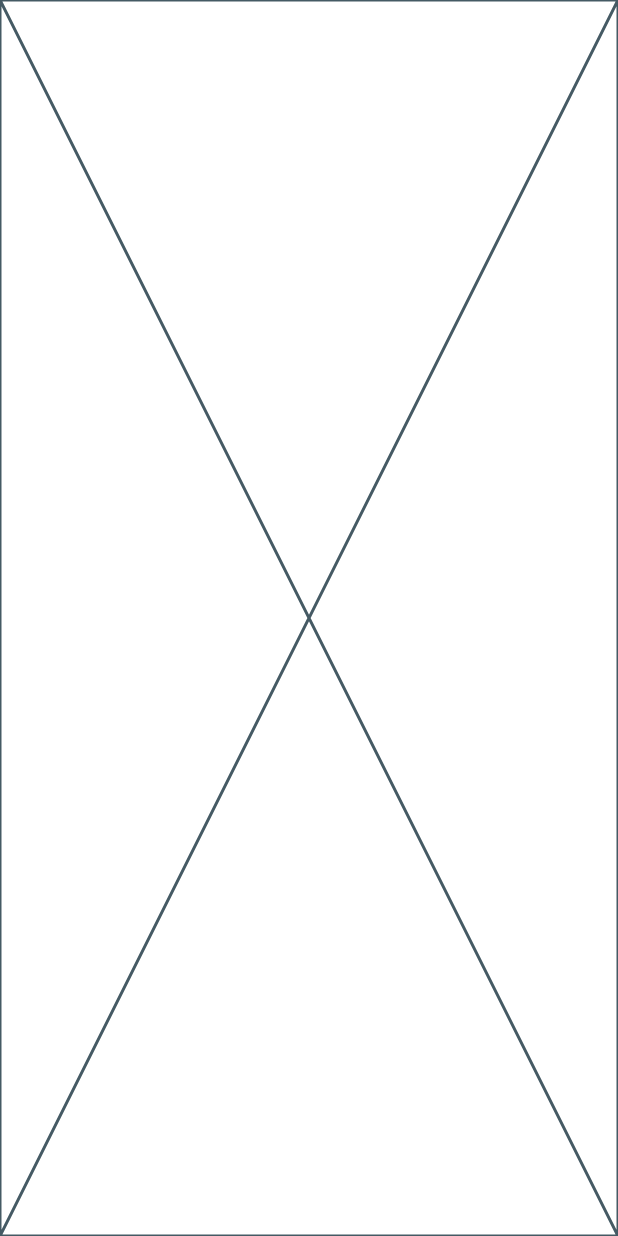
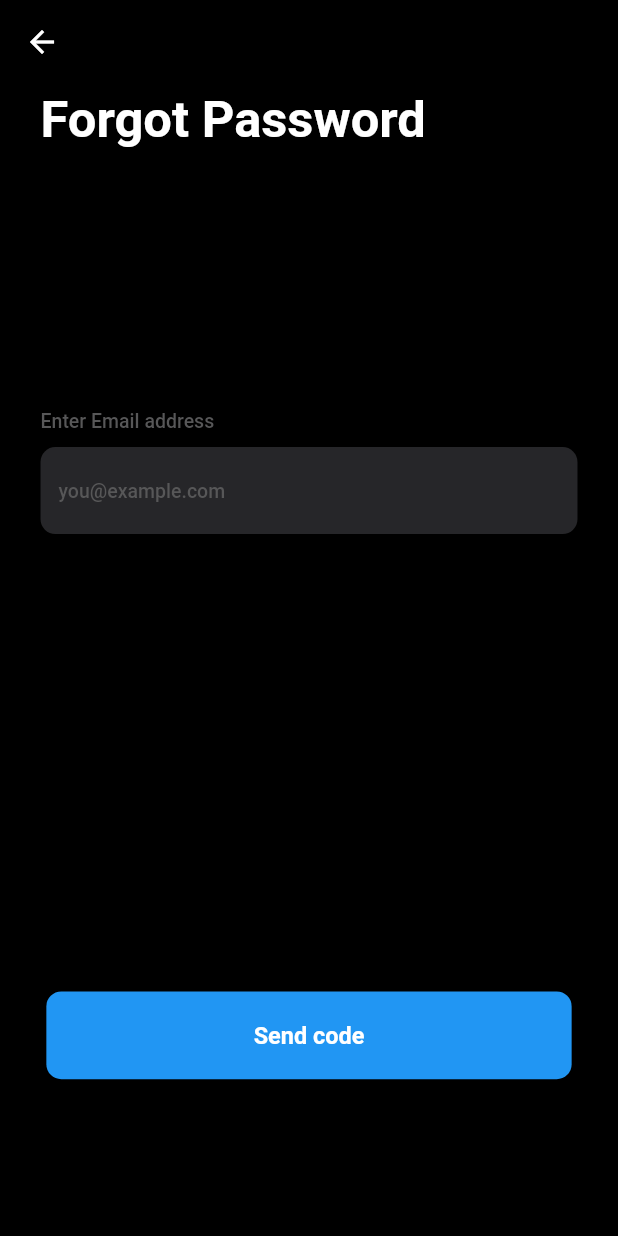
Before and after one commit to erkinov-2003/note_app, a Flutter app: the screen it shows after launch, on a phone screen of 412 x 824 dp. Run offline on Flutter 3.47's test engine with Material 2 defaults, Android fonts, the phone set to English and light mode, and no system bars.

Commit message:
forgot full

```diff
--- a/lib/src/common/widget/app.dart
+++ b/lib/src/common/widget/app.dart
@@ -1,10 +1,15 @@
 import 'package:flutter/material.dart';
+
+import '../../features/forgot_password/widget/forgot.dart';
 
 class App extends StatelessWidget {
   const App({super.key});
 
   @override
   Widget build(BuildContext context) {
-    return const Placeholder();
+    return const MaterialApp(
+      debugShowCheckedModeBanner: false,
+      home: Forgot(),
+    );
   }
 }
--- /dev/null
+++ b/lib/src/features/forgot_password/model/text_feild.dart
@@ -0,0 +1,62 @@
+import 'package:flutter/material.dart';
+
+class TextEdit extends StatelessWidget {
+  final String? Function(String? value) validateEmail;
+  final String value;
+  final bool isPassword;
+  final bool isRead;
+
+  const TextEdit({
+    Key? key,
+    required this.validateEmail,
+    required this.value,
+    required this.isPassword,
+    required this.isRead,
+  }) : super(key: key);
+
+  @override
+  Widget build(BuildContext context) {
+    FocusNode focusNode=FocusNode();
+    return TextFormField(
+      focusNode: focusNode,
+      readOnly: isRead,
+      onTapOutside: (event) => focusNode.unfocus(),
+      textInputAction: TextInputAction.send,
+      style: const TextStyle(
+        fontSize: 15,
+        fontWeight: FontWeight.w500,
+        color: Colors.white,
+      ),
+      validator: isRead?null:validateEmail,
+      decoration: InputDecoration(
+        hintText: value,
+        hintStyle: const TextStyle(
+          fontSize: 13,
+          fontWeight: FontWeight.w500,
+          color: Color(0xFF575758),
+        ),
+        filled: true,
+        fillColor: const Color(0xFFF262629),
+        enabledBorder: OutlineInputBorder(
+          borderSide: BorderSide.none,
+          borderRadius: BorderRadius.circular(10),
+        ),
+        focusedBorder: OutlineInputBorder(
+          borderRadius: BorderRadius.circular(10),
+        ),
+        errorBorder: OutlineInputBorder(
+          borderSide: const BorderSide(
+            color: Colors.red,
+          ),
+          borderRadius: BorderRadius.circular(10),
+        ),
+        focusedErrorBorder: OutlineInputBorder(
+          borderSide: const BorderSide(
+            color: Colors.red,
+          ),
+          borderRadius: BorderRadius.circular(10),
+        ),
+      ),
+    );
+  }
+}
--- /dev/null
+++ b/lib/src/features/forgot_password/widget/forgot.dart
@@ -0,0 +1,147 @@
+import 'package:flutter/material.dart';
+
+import '../model/text_feild.dart';
+import 'chenge_password.dart';
+
+class Forgot extends StatefulWidget {
+  const Forgot({Key? key}) : super(key: key);
+
+  @override
+  State<Forgot> createState() => _ForgotState();
+}
+
+class _ForgotState extends State<Forgot> {
+  late String email;
+
+  String? validateEmail(String? value) {
+    if (value == null) {
+      return "Emailda kamida bitta harf bo'lishi kerak";
+    }
+    if (!RegExp(r'[A-z]+[@]').hasMatch(value)) {
+      return "Email harflardan boshlanishi va @ belgisi bo'lishi shart";
+    }
+    if (!RegExp(r'[A-z]+[@][A-z]').hasMatch(value)) {
+      return "Emailda @ belgidan keyin kamida bitta harf bo'lishi kerak";
+    }
+    if (!value.contains(".com")) {
+      return "Emailda '.com' bo'lishi shart";
+    }
+    email = value;
+    return null;
+  }
+
+  void openKey(bool a) {
+    a = !a;
+    setState(() {});
+    print(a);
+  }
+
+  @override
+  Widget build(BuildContext context) {
+    final _formKey = GlobalKey<FormState>();
+    final size = MediaQuery.sizeOf(context);
+
+    return Scaffold(
+      backgroundColor: Colors.black,
+      appBar: AppBar(
+        elevation: 0,
+        backgroundColor: Colors.black,
+        leading: BackButton(
+          onPressed: () => Navigator.pushReplacement(
+            context,
+            MaterialPageRoute(
+              builder: (context) => const Forgot(),
+            ),
+          ),
+        ),
+      ),
+      body: Center(
+        child: ConstrainedBox(
+          constraints: const BoxConstraints(
+            maxWidth: 400,
+          ),
+          child: Padding(
+            padding: EdgeInsets.symmetric(horizontal: size.width * 0.051),
+            child: ListView(
+              children: [
+                Padding(
+                  padding: EdgeInsets.only(top: size.height * 0.005),
+                  child: Text(
+                    "Forgot Password",
+                    style: TextStyle(
+                      fontWeight: FontWeight.w600,
+                      fontSize: size.height * 0.041,
+                      color: Colors.white,
+                    ),
+                  ),
+                ),
+                Padding(
+                  padding: EdgeInsets.only(top: size.height * 0.21),
+                  child: const Text(
+                    "Enter Email address",
+                    style: TextStyle(
+                      fontSize: 13,
+                      fontWeight: FontWeight.w500,
+                      color: Color(0xFF575758),
+                    ),
+                  ),
+                ),
+                Form(
+                  key: _formKey,
+                  child: Column(
+                    children: [
+                      Padding(
+                        padding: EdgeInsets.only(top: size.height * 0.012),
+                        child: TextEdit(
+                          value: "you@example.com",
+                          validateEmail: validateEmail,
+                          isPassword: false,
+                          isRead: false,
+                        ),
+                      ),
+                      Padding(
+                        padding: EdgeInsets.only(top: size.height * 0.37),
+                        child: ElevatedButton(
+                          style: ButtonStyle(
+                            fixedSize: MaterialStatePropertyAll<Size>(
+                              Size(
+                                size.width * 0.85,
+                                size.height * 0.071,
+                              ),
+                            ),
+                            shape: MaterialStatePropertyAll<OutlinedBorder>(
+                              RoundedRectangleBorder(
+                                borderRadius: BorderRadius.circular(10),
+                              ),
+                            ),
+                          ),
+                          onPressed: () {
+                            if (_formKey.currentState!.validate()) {
+                              Navigator.pushReplacement(
+                                  context,
+                                  MaterialPageRoute(
+                                    builder: (context) =>
+                                        ChangePassword(value: email),
+                                  ));
+                            }
+                          },
+                          child: Text(
+                            "Send code",
+                            style: TextStyle(
+                              fontWeight: FontWeight.w600,
+                              fontSize: size.height * 0.019,
+                            ),
+                          ),
+                        ),
+                      ),
+                    ],
+                  ),
+                )
+              ],
+            ),
+          ),
+        ),
+      ),
+    );
+  }
+}
```
Also changed, not shown: lib/src/features/forgot_password/widget/chenge_password.dart (added, +195 -0 lines), pubspec.lock.
